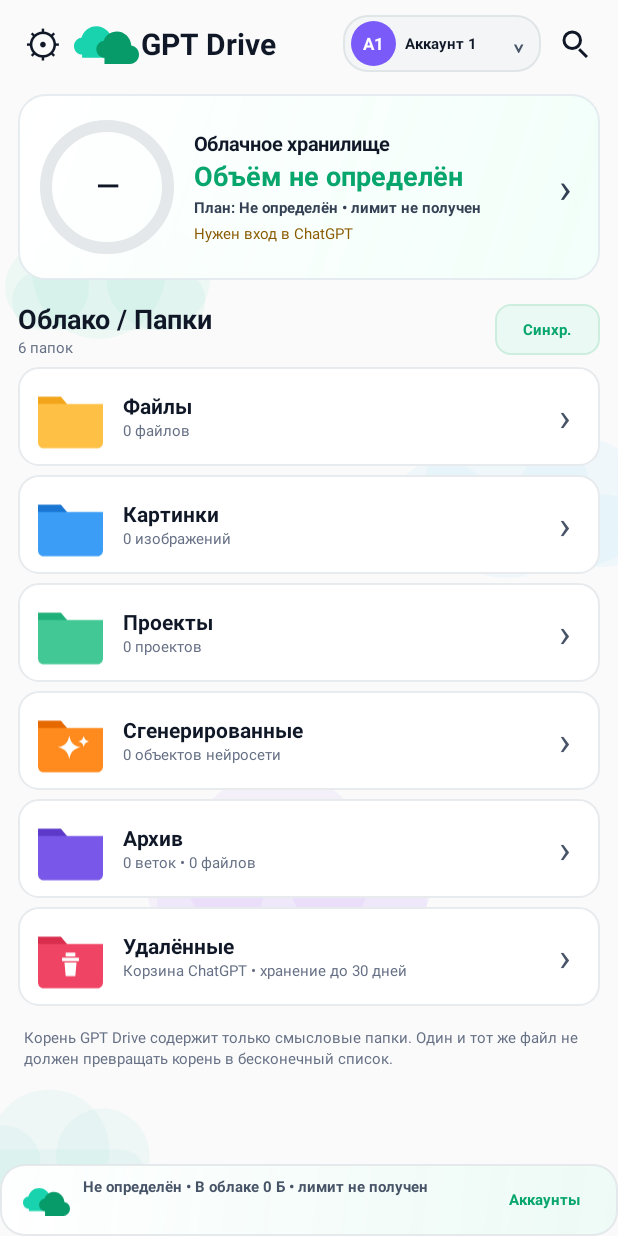
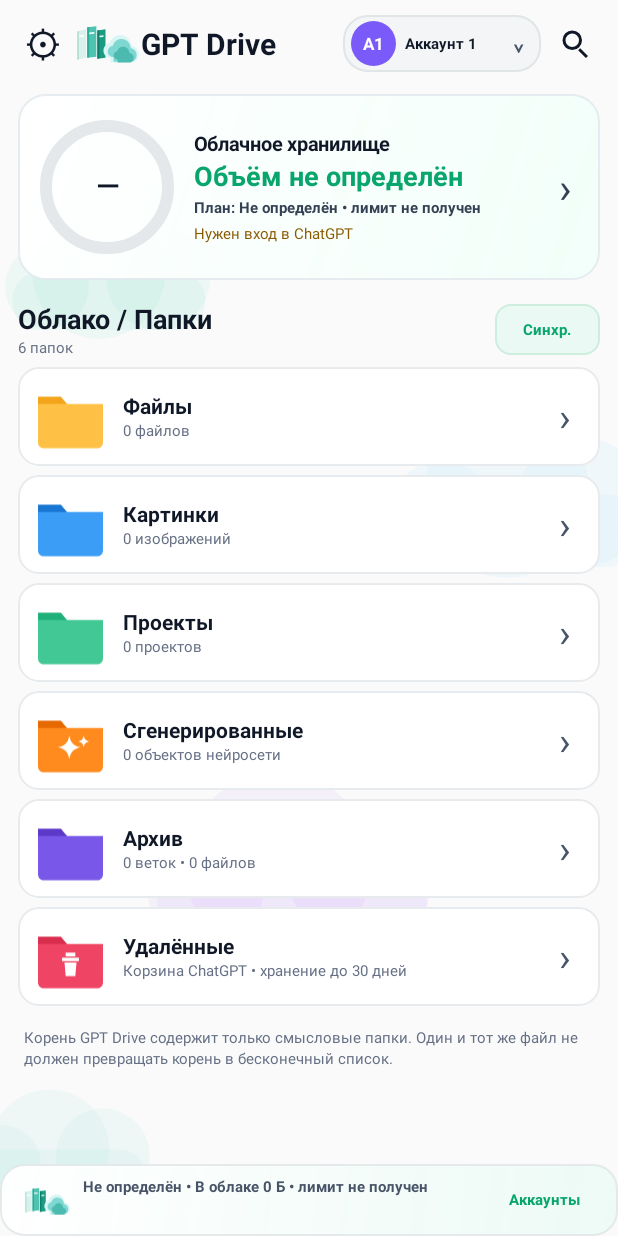
Before and after one commit to mallstorm/GPTDrive, an Android app: the screen it shows after launch (FolderHomeActivity), on a phone screen of 412 x 824 dp. Run offline under Robolectric (Android 15) with nearby library versions, the phone set to English and light mode, and no system bars; pictures from the network do not load.

Commit message:
Refresh in-app GPT Drive brand mark with books and cloud

```diff
--- a/app/src/main/res/drawable/ic_gpt_drive_logo.xml
+++ b/app/src/main/res/drawable/ic_gpt_drive_logo.xml
@@ -1,4 +1,24 @@
-<vector xmlns:android="http://schemas.android.com/apk/res/android" android:width="46dp" android:height="30dp" android:viewportWidth="64" android:viewportHeight="40">
-    <path android:fillColor="#18D3AE" android:pathData="M8,31C3.6,31 0,27.4 0,23c0,-4.2 3.2,-7.6 7.3,-8C9.2,8.7 15,4 22,4c8.4,0 15.2,6.6 15.5,14.9C41.2,19.6 44,22.8 44,26.5 44,30.6 40.6,34 36.5,34H8z"/>
-    <path android:fillColor="#079B69" android:pathData="M30,34c-4.4,0 -8,-3.6 -8,-8 0,-4.1 3.1,-7.5 7.1,-7.9C31,12.6 36.1,9 42.2,9c7.6,0 13.8,5.9 14.2,13.4C60.7,23 64,26.6 64,31c0,4.9 -4,9 -9,9H30z"/>
+<vector xmlns:android="http://schemas.android.com/apk/res/android"
+    android:width="46dp"
+    android:height="30dp"
+    android:viewportWidth="64"
+    android:viewportHeight="40">
+
+    <!-- Stack of books -->
+    <path android:fillColor="#D9F1EC" android:pathData="M3,9 L12,7 L12,34 L3,36 Z"/>
+    <path android:fillColor="#B7E4D8" android:pathData="M3,9 L5,8.7 L5,35.6 L3,36 Z"/>
+    <path android:fillColor="#4FC3B0" android:pathData="M13,5 L22,4 L22,33 L13,34 Z"/>
+    <path android:fillColor="#2AAE98" android:pathData="M13,5 L15,4.8 L15,33.8 L13,34 Z"/>
+    <path android:fillColor="#1A9B82" android:pathData="M23,8 L31,7 L31,34 L23,35 Z"/>
+    <path android:fillColor="#0F7F6B" android:pathData="M23,8 L25,7.7 L25,34.7 L23,35 Z"/>
+
+    <!-- Small page bands -->
+    <path android:fillColor="#FFFFFF" android:fillAlpha="0.92" android:pathData="M5,13 L10,12.4 L10,14 L5,14.6 Z"/>
+    <path android:fillColor="#FFFFFF" android:fillAlpha="0.92" android:pathData="M15,10 L20,9.5 L20,11.2 L15,11.7 Z"/>
+    <path android:fillColor="#FFFFFF" android:fillAlpha="0.92" android:pathData="M25,13 L29,12.6 L29,14.2 L25,14.6 Z"/>
+
+    <!-- Cloud -->
+    <path android:fillColor="#D9F5F4" android:pathData="M36,34 C32.1,34 29,31 29,27.3 C29,23.8 31.7,20.9 35.1,20.3 C36.4,15.7 40.6,12.4 45.5,12.4 C51.4,12.4 56.2,17 56.6,22.8 C60.6,23.3 63.6,26.6 63.6,30.6 C63.6,35 60,38.6 55.6,38.6 L36,38.6 Z"/>
+    <path android:fillColor="#7ED8D1" android:pathData="M39,33.6 C35.9,33.6 33.3,31.2 33.3,28.2 C33.3,25.4 35.5,23 38.3,22.6 C39.4,18.9 42.8,16.3 46.8,16.3 C51.7,16.3 55.6,20.1 55.9,24.9 C59.2,25.4 61.7,28.1 61.7,31.4 C61.7,35 58.8,37.9 55.2,37.9 L39,37.9 Z"/>
+    <path android:fillColor="#4DBAB0" android:pathData="M43,35.6 C40.8,35.6 39,33.9 39,31.8 C39,29.8 40.5,28.2 42.4,27.9 C43.2,25.3 45.5,23.6 48.3,23.6 C51.7,23.6 54.5,26.2 54.7,29.5 C57,29.8 58.8,31.7 58.8,34 C58.8,36.6 56.7,38.6 54.1,38.6 L43,38.6 Z"/>
 </vector>
```
